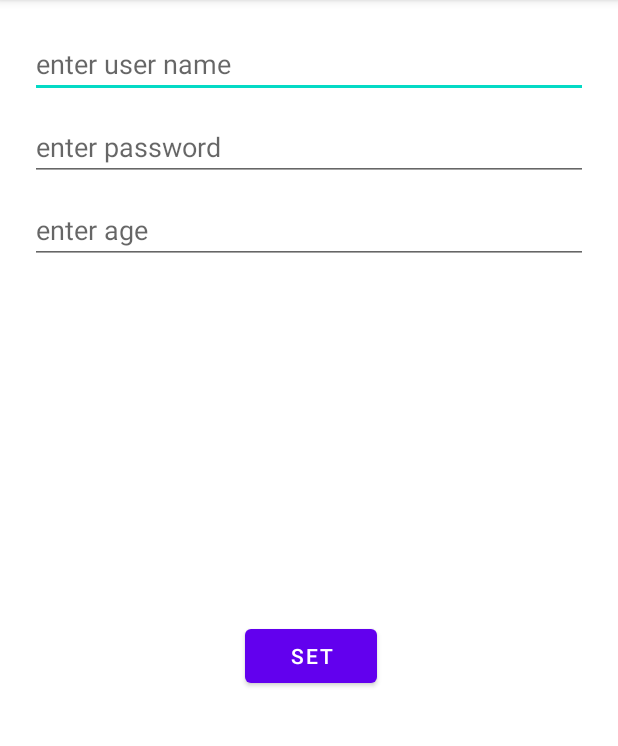
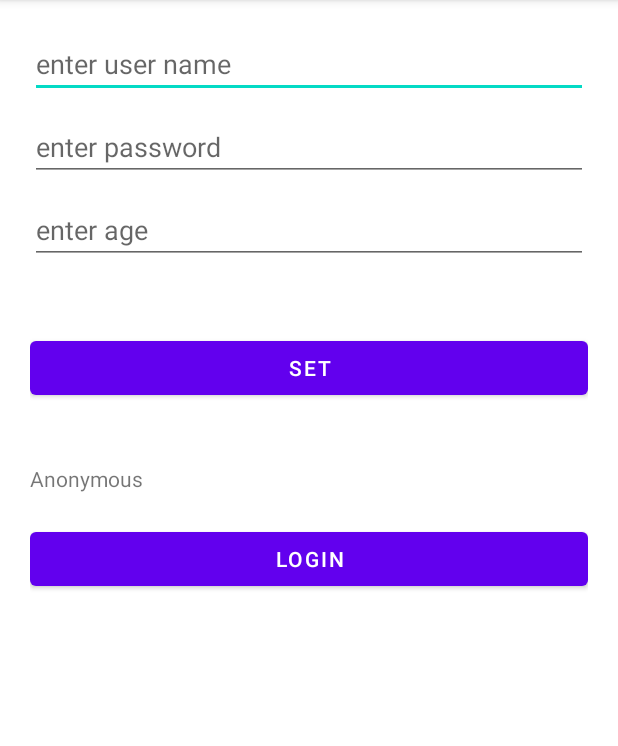
Before and after one commit to dogusipeksac/bannner_ads, an Android app: the screen it shows after launch (MainActivity), on a phone screen of 412 x 824 dp, the part 84-830 px from its top. Run offline under Robolectric (Android 15) with nearby library versions, the phone set to English and light mode, and no system bars; our stand-ins replace AdMob, Firebase (no records; nobody signed in at launch, a user with empty details on screens opened directly); 5 statements that could not run were skipped.

Commit message:
anonymous auth added

```diff
--- a/app/src/main/java/com/example/firebase/MainActivity.java
+++ b/app/src/main/java/com/example/firebase/MainActivity.java
@@ -7,6 +7,7 @@ import android.os.Bundle;
 import android.util.Log;
 import android.view.View;
 import android.widget.EditText;
+import android.widget.ImageView;
 import android.widget.TextView;
 import android.widget.Toast;
 
@@ -21,8 +22,13 @@ import com.google.android.gms.ads.initialization.OnInitializationCompleteListene
 import com.google.android.gms.ads.MobileAds;
 import com.google.android.gms.ads.initialization.InitializationStatus;
 import com.google.android.gms.ads.initialization.OnInitializationCompleteListener;
+import com.google.android.gms.auth.api.signin.internal.Storage;
 import com.google.android.gms.tasks.OnCompleteListener;
 import com.google.android.gms.tasks.Task;
+import com.google.firebase.auth.AuthResult;
+import com.google.firebase.auth.FirebaseAuth;
+import com.google.firebase.auth.FirebaseUser;
+import com.google.firebase.crashlytics.FirebaseCrashlytics;
 import com.google.firebase.database.DataSnapshot;
 import com.google.firebase.database.DatabaseError;
 import com.google.firebase.database.DatabaseReference;
@@ -31,13 +37,17 @@ import com.google.firebase.database.ValueEventListener;
 import com.google.firebase.database.core.Tag;
 import com.google.firebase.remoteconfig.FirebaseRemoteConfig;
 import com.google.firebase.remoteconfig.FirebaseRemoteConfigSettings;
+import com.google.firebase.storage.FirebaseStorage;
+import com.google.firebase.storage.StorageReference;
 
 public class MainActivity extends AppCompatActivity {
     private AdView mAdView;
     EditText editUserName;
     EditText editPassword;
     EditText editAge;
-
+    ImageView imageView;
+    FirebaseAuth mAuth;
+    FirebaseAuth.AuthStateListener mAuthListener;
 
     protected void onCreate(Bundle savedInstanceState) {
         super.onCreate(savedInstanceState);
@@ -45,6 +55,21 @@ public class MainActivity extends AppCompatActivity {
         editUserName=findViewById(R.id.editTextUserName);
         editPassword=findViewById(R.id.editTextPassword);
         editAge=findViewById(R.id.editTextAge);
+        mAuth=FirebaseAuth.getInstance();
+        mAuthListener=new FirebaseAuth.AuthStateListener() {
+            @Override
+            public void onAuthStateChanged( FirebaseAuth firebaseAuth) {
+                FirebaseUser user=FirebaseAuth.getInstance().getCurrentUser();
+                if(user==null){
+                    Log.d("sign out","sign out");
+                }
+                else{
+                    Log.d("sign in","sign in");
+                }
+            }
+        };
+
+
         MobileAds.initialize(this, new OnInitializationCompleteListener() {
             @Override
             public void onInitializationComplete(InitializationStatus initializationStatus) {
@@ -54,6 +79,12 @@ public class MainActivity extends AppCompatActivity {
         mAdView = findViewById(R.id.adView);
         AdRequest adRequest = new AdRequest.Builder().build();
         mAdView.loadAd(adRequest);
+
+
+        // Get the default bucket from a custom FirebaseApp
+       /* FirebaseStorage storage = FirebaseStorage.getInstance();
+        StorageReference storageReference=storage.getReferenceFromUrl("gs://fir-demo-39397.appspot.com/");
+        StorageReference mountainRef=storageReference.child("images/mountains.jpg");*/
 
 
 
@@ -95,6 +126,7 @@ public class MainActivity extends AppCompatActivity {
         //remote config
 
 
+
         //admob listener
        /* mAdView.setAdListener(new AdListener() {
             @Override
@@ -126,6 +158,31 @@ public class MainActivity extends AppCompatActivity {
     });*/
 
 }
+    //sign anonymous
+    public void anonymousButton(View view) {
+        mAuth.signInAnonymously().addOnCompleteListener(new OnCompleteListener<AuthResult>() {
+            @Override
+            public void onComplete(Task<AuthResult> task) {
+                if(!task.isSuccessful()){
+                    Log.w("Errorlogin ",task.getException());
+                }
+            }
+        });
+        mAuth.signOut();
+    }
+
+    @Override
+    protected void onStart() {
+        super.onStart();
+        mAuth.addAuthStateListener(mAuthListener);
+
+    }
+
+    @Override
+    protected void onStop() {
+        super.onStop();
+        mAuth.removeAuthStateListener(mAuthListener);
+    }
 
     public void buttonGet(View view) {
         // Write a message to the database
@@ -134,15 +191,6 @@ public class MainActivity extends AppCompatActivity {
         myRef.child("Users").child(editUserName.getText().toString()).child("UserName").setValue(editUserName.getText().toString());
         myRef.child("Users").child(editUserName.getText().toString()).child("Password").setValue(editPassword.getText().toString());
         myRef.child("Users").child(editUserName.getText().toString()).child("Age").setValue(editAge.getText().toString());
-
-
-
-
-
-
-
-
-
 
 
        /* myRef.setValue(textMsg.getText().toString());
@@ -165,4 +213,5 @@ public class MainActivity extends AppCompatActivity {
         });*/
     }
 
+
 }
--- a/app/src/main/res/layout/activity_main.xml
+++ b/app/src/main/res/layout/activity_main.xml
@@ -49,17 +49,46 @@
             android:ems="10"
             android:inputType="textPersonName"
             android:hint="enter age"
-            android:layout_marginBottom="10dp"/>
+            android:layout_marginBottom="25dp"/>
 
         <Button
+            android:layout_marginTop="20dp"
             android:id="@+id/set"
-            android:layout_width="wrap_content"
+            android:layout_width="match_parent"
             android:layout_height="wrap_content"
-            android:layout_marginStart="143dp"
-            android:layout_marginLeft="143dp"
-            android:layout_marginTop="227dp"
             android:onClick="buttonGet"
             android:text="set" />
+
+        <LinearLayout
+            android:layout_marginTop="40dp"
+            android:layout_width="match_parent"
+            android:layout_height="wrap_content"
+            android:orientation="vertical">
+
+          <!--  <ImageView
+                android:id="@+id/imageView"
+                android:layout_width="match_parent"
+                android:layout_height="wrap_content"
+                android:layout_marginTop="25dp"
+                tools:srcCompat="@tools:sample/avatars" />-->
+
+            <TextView
+                android:id="@+id/anonymousUserName"
+                android:layout_width="match_parent"
+                android:layout_height="wrap_content"
+                android:ems="10"
+                android:text="Anonymous" />
+
+            <Button
+                android:layout_marginTop="20dp"
+                android:id="@+id/buttonL"
+                android:onClick="anonymousButton"
+                android:layout_width="match_parent"
+                android:layout_height="wrap_content"
+                android:text="Login" />
+
+        </LinearLayout>
+
 
     </LinearLayout>
 
--- a/app/src/main/res/values/strings.xml
+++ b/app/src/main/res/values/strings.xml
@@ -1,3 +1,4 @@
 <resources>
     <string name="app_name">Firebase</string>
+    <string name="title_activity_maps">Map</string>
 </resources>
--- a/build.gradle
+++ b/build.gradle
@@ -7,6 +7,7 @@ buildscript {
     dependencies {
         classpath "com.android.tools.build:gradle:4.2.2"
         classpath 'com.google.gms:google-services:4.3.8'
+        classpath 'com.google.firebase:firebase-crashlytics-gradle:2.7.1'
         // NOTE: Do not place your application dependencies here; they belong
         // in the individual module build.gradle files
     }
```
Also changed, not shown: app/build.gradle (+9 -0 lines), app/src/debug/res/values/google_maps_api.xml (added, +24 -0 lines), app/src/main/AndroidManifest.xml (+30 -4 lines), app/src/main/java/com/example/firebase/MapsActivity.java (added, +51 -0 lines), app/src/main/res/layout/activity_maps.xml (added, +9 -0 lines), 1 other file.
